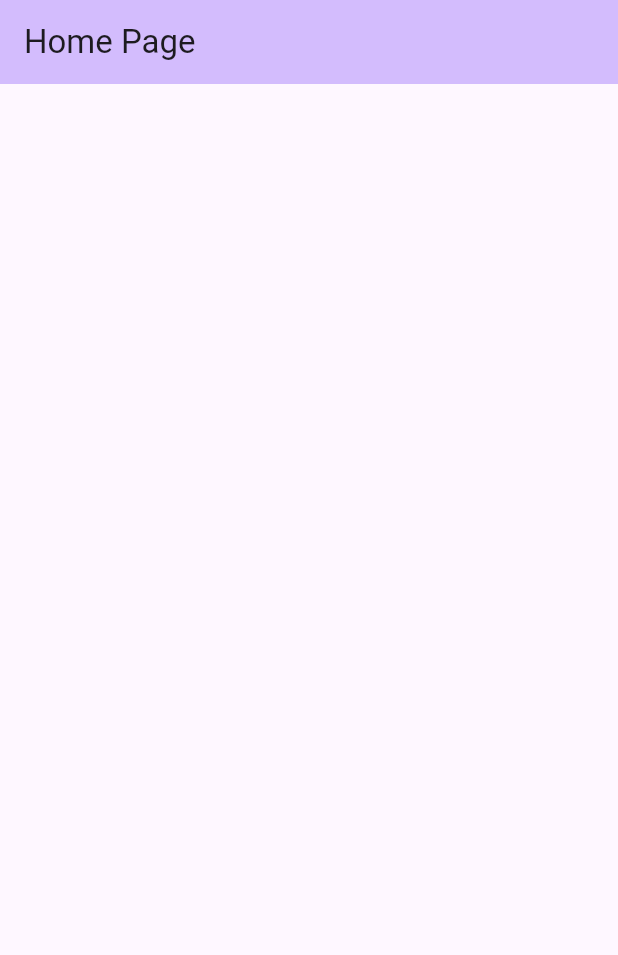
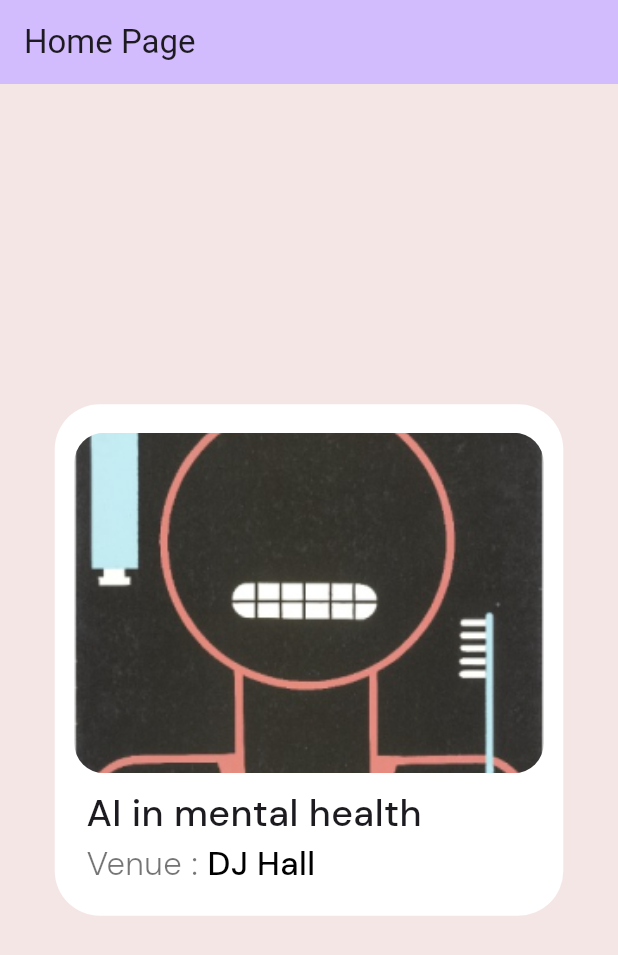
Before and after one commit to abhijithgkrishna/user_iedc, a Flutter app: the screen it shows after launch, on a phone screen of 412 x 824 dp. Shown: the top 955 px of the screen. Run offline on Flutter 3.47's test engine with Material 2 defaults, Android fonts, the phone set to English and light mode, and no system bars; our stand-ins replace google_fonts.

Commit message:
event-card-stl

```diff
--- a/lib/main.dart
+++ b/lib/main.dart
@@ -1,4 +1,5 @@
 import 'package:flutter/material.dart';
+import 'package:user_iedc/widgets/event_card.dart';
 
 void main() {
   runApp(const MyApp());
@@ -38,6 +39,10 @@ class _MyHomePageState extends State<MyHomePage> {
         backgroundColor: Theme.of(context).colorScheme.inversePrimary,
         title: Text(widget.title),
       ),
+      backgroundColor: Color.fromARGB(255, 245, 230, 230),
+      body: Center(
+        child: const EventCard(),
+      ),
     );
   }
 }
--- /dev/null
+++ b/lib/widgets/event_card.dart
@@ -0,0 +1,74 @@
+import 'package:flutter/material.dart';
+import 'package:google_fonts/google_fonts.dart';
+
+class EventCard extends StatelessWidget {
+  const EventCard({super.key});
+
+  @override
+  Widget build(BuildContext context) {
+    return Container(
+      height: 341,
+      width: 339,
+      decoration: BoxDecoration(
+        color: Colors.white,
+        borderRadius: BorderRadius.circular(30),
+      ),
+      child: Padding(
+        padding: const EdgeInsets.only(
+          left: 13,
+          right: 13,
+        ),
+        child: Column(
+          mainAxisAlignment: MainAxisAlignment.center,
+          crossAxisAlignment: CrossAxisAlignment.start,
+          children: [
+            ClipRRect(
+              borderRadius: BorderRadius.circular(20),
+              child: SizedBox(
+                height: 227,
+                width: 313,
+                child: Image.asset(
+                  "assets/image1.png",
+                  fit: BoxFit.cover,
+                ),
+              ),
+            ),
+            const SizedBox(
+              height: 9,
+            ),
+            Padding(
+              padding: const EdgeInsets.only(left: 8),
+              child: Text("AI in mental health",
+                  style: GoogleFonts.dmSans(
+                    fontWeight: FontWeight.w500,
+                    fontSize: 25,
+                  )),
+            ),
+            Padding(
+              padding: const EdgeInsets.only(left: 8),
+              child: Text.rich(
+                TextSpan(
+                    text: 'Venue : ',
+                    style: GoogleFonts.dmSans(
+                      color: Colors.black54,
+                      fontWeight: FontWeight.w300,
+                      fontSize: 22,
+                    ),
+                    children: [
+                      TextSpan(
+                        text: 'DJ Hall',
+                        style: GoogleFonts.dmSans(
+                          color: Colors.black,
+                          fontWeight: FontWeight.w500,
+                          fontSize: 22,
+                        ),
+                      )
+                    ]),
+              ),
+            )
+          ],
+        ),
+      ),
+    );
+  }
+}
```
Also changed, not shown: pubspec.yaml (+5 -7 lines), assets/image1.png (added), pubspec.lock, 2 other files.
